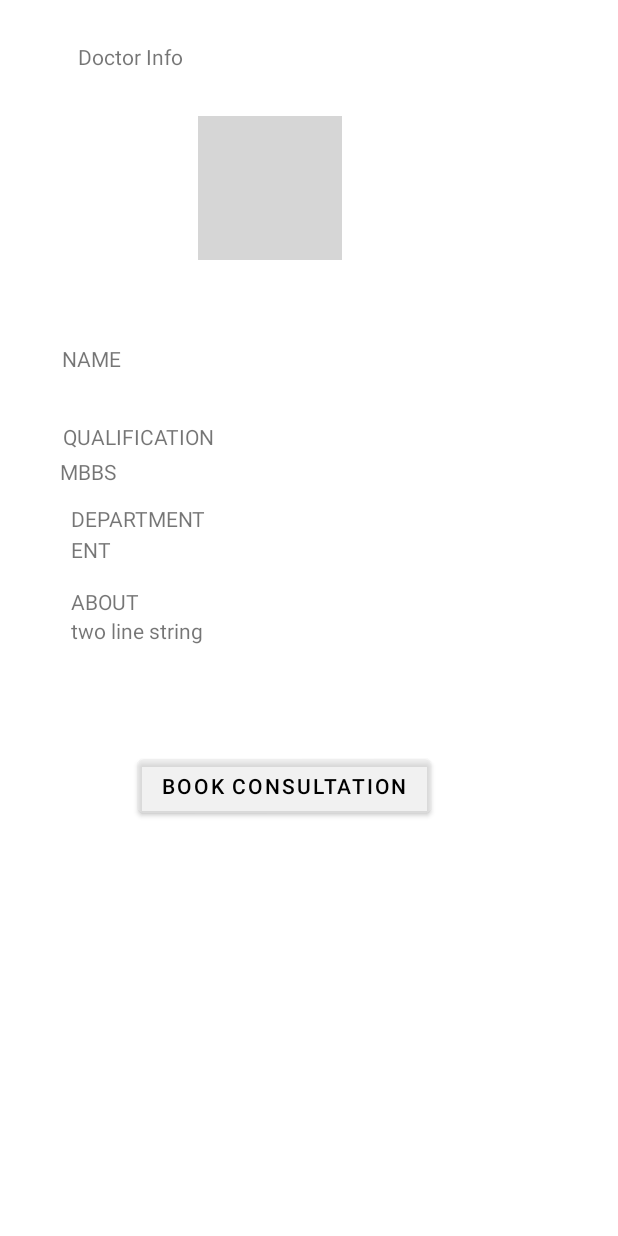
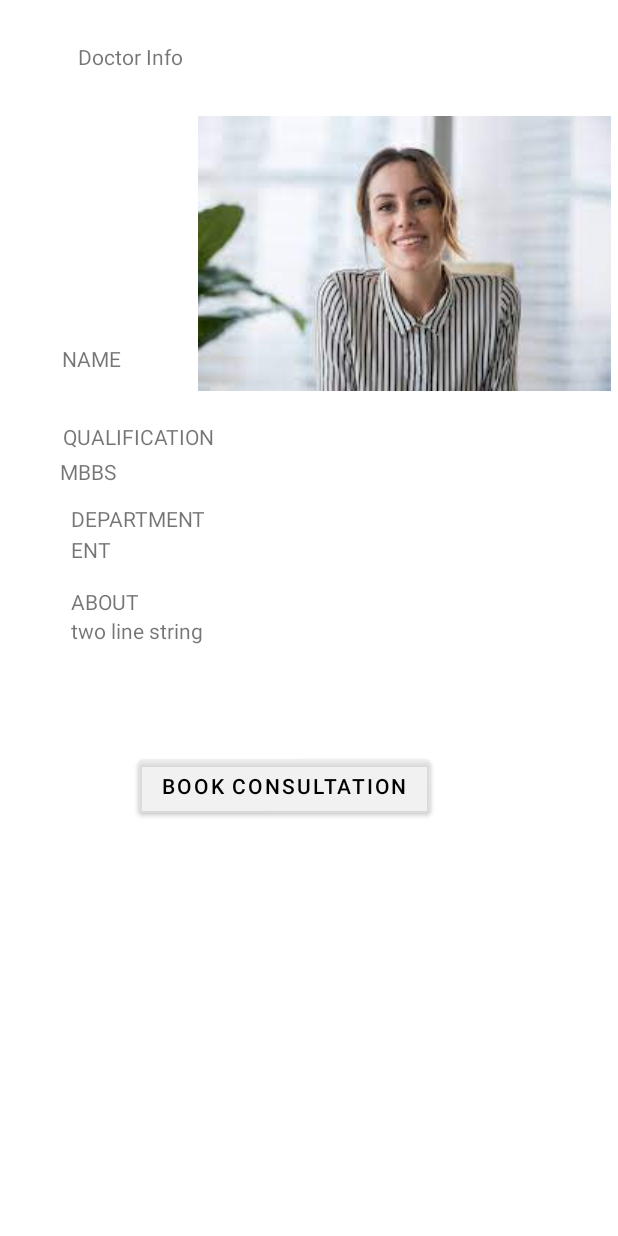
Before and after one commit to HKpro2090/Medic-App, an Android app: the PatientDinfoActivity screen opened directly, with no data from a screen before it, on a phone screen of 412 x 824 dp. Run offline under Robolectric (Android 15) with nearby library versions, the phone set to English and light mode, and no system bars; grey boxes are pictures that could not be loaded.

Commit message:
doctor info activity created, no design, click on image in recent consultations to go to doctor info complete

```diff
--- a/app/src/main/java/com/example/medic_app/PatientDinfoActivity.java
+++ b/app/src/main/java/com/example/medic_app/PatientDinfoActivity.java
@@ -13,14 +13,20 @@ public class PatientDinfoActivity extends AppCompatActivity {
     protected void onCreate(Bundle savedInstanceState) {
         super.onCreate(savedInstanceState);
         setContentView(R.layout.activity_patient_dinfo);
-        ImageView im=(ImageView)findViewById(R.id.doctorinfoimge);
-        im.setImageResource(R.drawable.patient1);
+        String name;
         Intent i=getIntent();
-
-        String name=i.getStringExtra("name");
+        int image=i.getIntExtra("dp",R.drawable.patient2);
+        name=i.getStringExtra("name");
         String qual="MBBS";
         String dep="ENT";
         String ab="two line string ";
+        try {
+            if (name.isEmpty()) {
+                name = "Dr.Temp";
+            }
+        }catch (NullPointerException e){e.printStackTrace();}
+        ImageView im=(ImageView)findViewById(R.id.doctorinfoimge);
+        im.setImageResource(image);
         TextView nam=(TextView)findViewById(R.id.dinfonametv);
         TextView qua=(TextView)findViewById(R.id.dinfoqualtv);
         TextView de=(TextView)findViewById(R.id.dinfodeptv);
--- a/app/src/main/java/com/example/medic_app/PatientRecentListAdapter.java
+++ b/app/src/main/java/com/example/medic_app/PatientRecentListAdapter.java
@@ -38,6 +38,7 @@ public class PatientRecentListAdapter extends ArrayAdapter<String> {
             public void onClick(View v) {
                 Intent in=new Intent(getContext(),PatientDinfoActivity.class);
                 in.putExtra("name",maintitle[position]);
+                in.putExtra("dp",imgid[position]);
                 context.startActivity(in);
             }
         });
```
